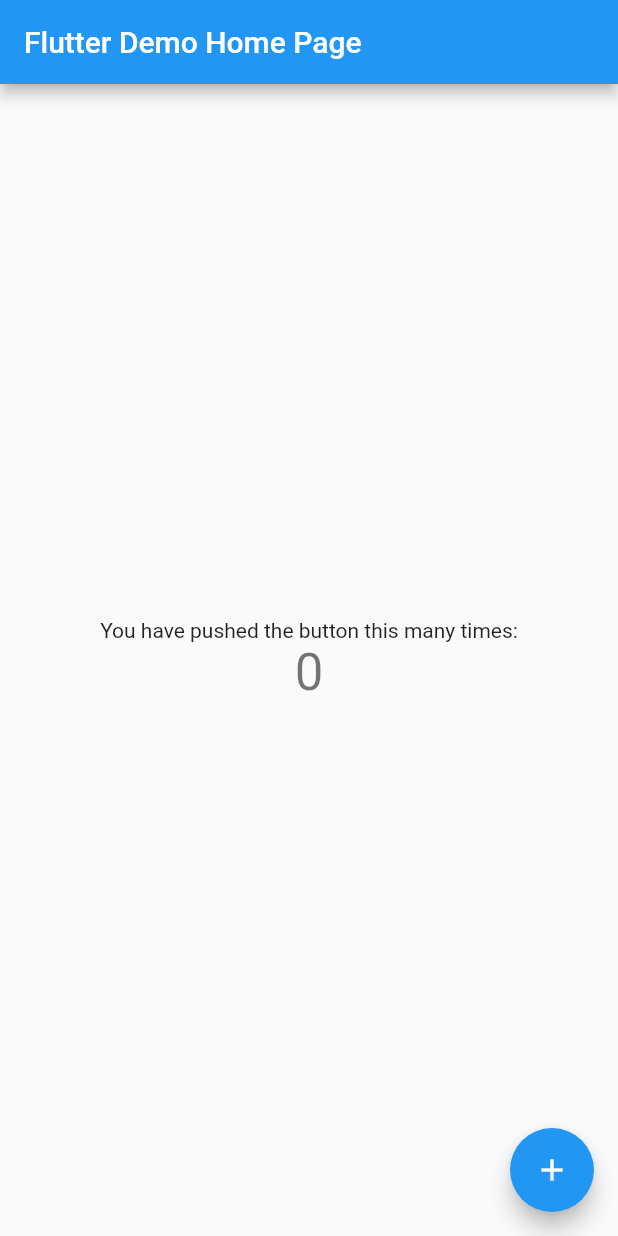
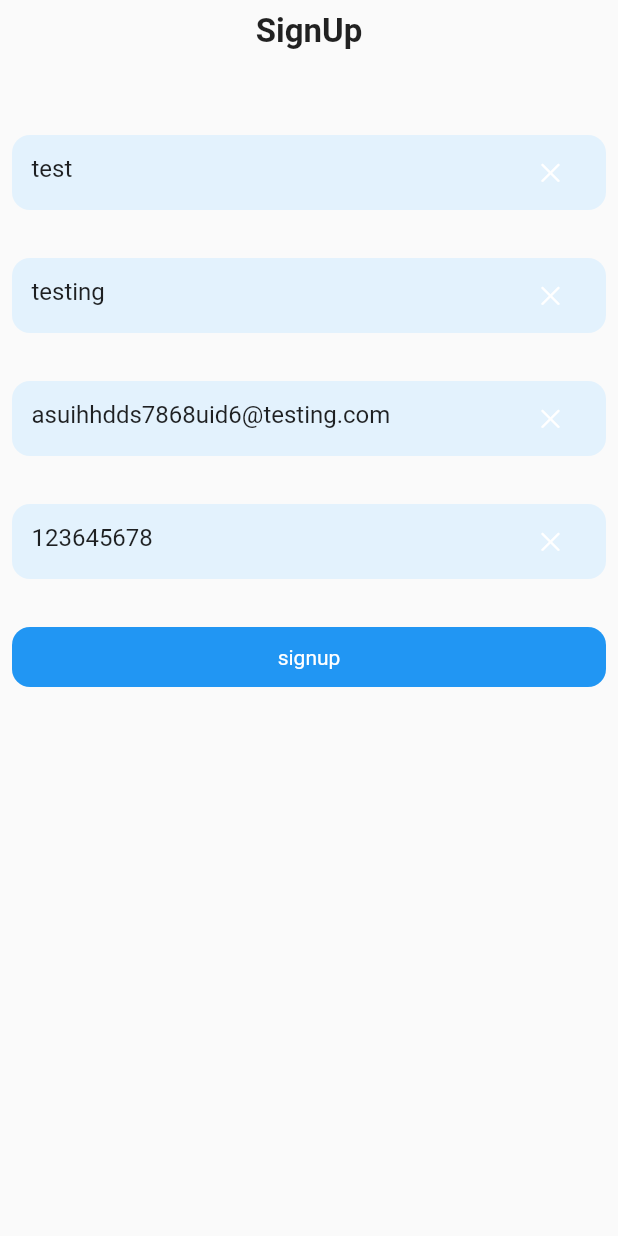
Before and after one commit to UsmanAfzal8/firebase_api, a Flutter app: the screen it shows after launch, on a phone screen of 412 x 824 dp. Run offline on Flutter 3.47's test engine with Material 2 defaults, Android fonts, the phone set to English and light mode, and no system bars; our stand-ins replace cloud_firestore; accounts and stored records are empty.

Commit message:
finally ho giya

```diff
--- a/lib/main.dart
+++ b/lib/main.dart
@@ -1,4 +1,6 @@
 import 'package:flutter/material.dart';
+
+import 'screen/auth_screen/signup_screen.dart';
 
 void main() {
   runApp(const MyApp());
@@ -11,6 +13,7 @@
   @override
   Widget build(BuildContext context) {
     return MaterialApp(
+      debugShowCheckedModeBanner: false,
       title: 'Flutter Demo',
       theme: ThemeData(
         // This is the theme of your application.
@@ -24,7 +27,7 @@
         // is not restarted.
         primarySwatch: Colors.blue,
       ),
-      home: const MyHomePage(title: 'Flutter Demo Home Page'),
+      home: SignupScreen(),
     );
   }
 }
--- /dev/null
+++ b/lib/model/app_user.dart
@@ -0,0 +1,63 @@
+// ignore_for_file: public_member_api_docs, sort_constructors_first
+import 'dart:convert';
+
+class AppUser {
+  String name;
+  String email;
+  String userName;
+  String uid;
+  AppUser({
+    required this.name,
+    required this.email,
+    required this.userName,
+    required this.uid,
+  });
+
+
+
+  Map<String, dynamic> toMap() {
+    return <String, dynamic>{
+      'name': name,
+      'email': email,
+      'userName': userName,
+      'uid': uid,
+    };
+  }
+
+  factory AppUser.fromMap(Map<String, dynamic> map) {
+    return AppUser(
+      name: map['name'] as String,
+      email: map['email'] as String,
+      userName: map['userName'] as String,
+      uid: map['uid'] as String,
+    );
+  }
+
+  String toJson() => json.encode(toMap());
+
+  factory AppUser.fromJson(String source) => AppUser.fromMap(json.decode(source) as Map<String, dynamic>);
+
+  @override
+  String toString() {
+    return 'AppUser(name: $name, email: $email, userName: $userName, uid: $uid)';
+  }
+
+  @override
+  bool operator ==(covariant AppUser other) {
+    if (identical(this, other)) return true;
+
+    return
+      other.name == name &&
+      other.email == email &&
+      other.userName == userName &&
+      other.uid == uid;
+  }
+
+  @override
+  int get hashCode {
+    return name.hashCode ^
+      email.hashCode ^
+      userName.hashCode ^
+      uid.hashCode;
+  }
+}
--- /dev/null
+++ b/lib/screen/auth_screen/signup_screen.dart
@@ -0,0 +1,85 @@
+import 'package:flutter/material.dart';
+import 'package:flutter_firebase_api/database/auth_api.dart';
+import 'package:flutter_firebase_api/model/app_user.dart';
+import 'package:flutter_firebase_api/widget/custom_elevtaed_button.dart';
+import 'package:flutter_firebase_api/widget/custom_text_form_field.dart';
+import 'package:cloud_firestore/cloud_firestore.dart';
+
+class SignupScreen extends StatelessWidget {
+  SignupScreen({super.key});
+  final TextEditingController _email =
+      TextEditingController(text: 'asuihhdds7868uid6@testing.com');
+  final TextEditingController _password =
+      TextEditingController(text: '123645678');
+  final TextEditingController _name = TextEditingController(text: 'test');
+  final TextEditingController _userName =
+      TextEditingController(text: 'testing');
+  @override
+  Widget build(BuildContext context) {
+    return Scaffold(
+      body: SafeArea(
+        child: Padding(
+          padding: const EdgeInsets.all(8.0),
+          child: SingleChildScrollView(
+            child: Column(
+              children: [
+                const Text(
+                  'SignUp',
+                  style: TextStyle(fontWeight: FontWeight.bold, fontSize: 22),
+                ),
+                const SizedBox(
+                  height: 50,
+                ),
+                CustomTextFormField(
+                  controller: _name,
+                  hint: 'Name',
+                ),
+                const SizedBox(
+                  height: 20,
+                ),
+                CustomTextFormField(
+                  controller: _userName,
+                  hint: 'User name',
+                ),
+                const SizedBox(
+                  height: 20,
+                ),
+                CustomTextFormField(
+                  controller: _email,
+                  hint: 'Email',
+                ),
+                const SizedBox(
+                  height: 20,
+                ),
+                CustomTextFormField(
+                  controller: _password,
+                  hint: 'Password',
+                ),
+                const SizedBox(
+                  height: 20,
+                ),
+                CustomElevatedButton(
+                  title: 'signup',
+                  onTap: () async {
+                    String token = await AuthApi()
+                        .registerUser(_email.text, _password.text);
+                    AppUser appUser = AppUser(
+                        name: _name.text,
+                        email: _email.text,
+                        userName: _userName.text,
+                        uid: AuthApi.uid);
+                    print('object');
+                    await AuthApi().newRegister(token);
+                    await AuthApi().regiter(appUser, token);
+                    print(token);
+                  },
+                  textStyle: TextStyle(color: Colors.white),
+                )
+              ],
+            ),
+          ),
+        ),
+      ),
+    );
+  }
+}
--- /dev/null
+++ b/lib/widget/custom_elevtaed_button.dart
@@ -0,0 +1,86 @@
+import 'package:flutter/material.dart';
+
+
+class CustomElevatedButton extends StatelessWidget {
+  const CustomElevatedButton({
+    required this.title,
+    required this.onTap,
+    this.prefixIcon,
+    this.applyGradient = true,
+    this.readOnly = false,
+    this.w,
+    this.margin,
+    this.padding,
+    this.bgColor,
+    this.borderRadius,
+    this.border,
+    this.textStyle,
+    Key? key,
+  }) : super(key: key);
+  final String title;
+  final Widget? prefixIcon;
+  final double? w;
+  final bool readOnly;
+  final bool applyGradient;
+  final VoidCallback onTap;
+  final EdgeInsetsGeometry? margin;
+  final EdgeInsetsGeometry? padding;
+  final Color? bgColor;
+  final BorderRadius? borderRadius;
+  final BoxBorder? border;
+  final TextStyle? textStyle;
+
+  @override
+  Widget build(BuildContext context) {
+    return Container(
+      width: w,
+      margin: margin ?? const EdgeInsets.symmetric(vertical: 6),
+      decoration: BoxDecoration(
+        color: readOnly
+            ? Colors.transparent
+            : bgColor ?? Theme.of(context).primaryColor,
+        borderRadius: borderRadius ?? BorderRadius.circular(12),
+        border: border,
+      ),
+      child: Material(
+        borderRadius: borderRadius ?? BorderRadius.circular(12),
+        color: Colors.transparent,
+        child: readOnly
+            ? Container(
+                padding: padding ?? const EdgeInsets.symmetric(vertical: 12),
+                alignment: Alignment.center,
+                child: Text(
+                  title,
+                  style: textStyle ??
+                      TextStyle(
+                        color: Theme.of(context).accentColor,
+                        fontSize: 18,
+                      ),
+                ),
+              )
+            : InkWell(
+                borderRadius: borderRadius ?? BorderRadius.circular(12),
+                onTap: onTap,
+                child: Container(
+                  padding: padding ?? const EdgeInsets.symmetric(vertical: 12),
+                  alignment: Alignment.center,
+                  child: Row(
+                    mainAxisAlignment: MainAxisAlignment.center,
+                    children: <Widget>[
+                      if (prefixIcon != null) prefixIcon!,
+                      Text(
+                        title,
+                        style: textStyle ??
+                           TextStyle(
+                              color: Theme.of(context).accentColor,
+                              fontSize: 18,
+                            ),
+                      ),
+                    ],
+                  ),
+                ),
+              ),
+      ),
+    );
+  }
+}
--- /dev/null
+++ b/lib/widget/custom_text_form_field.dart
@@ -0,0 +1,204 @@
+import 'package:flutter/cupertino.dart';
+import 'package:flutter/material.dart';
+
+
+class CustomTextFormField extends StatefulWidget {
+  const CustomTextFormField({
+    TextEditingController? controller,
+    this.keyboardType,
+    this.textInputAction,
+    this.onChanged,
+    this.validator,
+    this.initialValue,
+    this.hint = '',
+    this.color,
+    this.contentPadding,
+    this.minLines = 1,
+    this.maxLines = 1,
+    this.maxLength,
+    this.showSuffixIcon = true,
+    this.suffixIcon,
+    this.readOnly = false,
+    this.autoFocus = false,
+    this.textAlign = TextAlign.start,
+    this.style,
+    this.border,
+    this.starticon,
+    this.prefixICon,
+    this.Boardercolor,
+    this.hintColor,
+    this.isBorder,
+    this.startetWidget,
+    this.borderRadius,
+    this.startIconWithDivider = false,
+    Key? key,
+  })  : _controller = controller,
+        super(key: key);
+  final TextEditingController? _controller;
+  final TextInputType? keyboardType;
+  final TextInputAction? textInputAction;
+  final void Function(String)? onChanged;
+  final bool showSuffixIcon;
+  final Widget? suffixIcon;
+  final String? Function(String? value)? validator;
+  final EdgeInsetsGeometry? contentPadding;
+  final int? minLines;
+  final int? maxLines;
+  final int? maxLength;
+  final Color? color;
+  final Color? Boardercolor;
+  final String? initialValue;
+  final String? hint;
+  final bool readOnly;
+  final bool autoFocus;
+  final TextAlign textAlign;
+  final InputBorder? border;
+  final Icon? prefixICon;
+  final TextStyle? style;
+  final IconData? starticon;
+  final Color? hintColor;
+  final bool? isBorder;
+  final bool? startIconWithDivider;
+  final String? startetWidget;
+  final BorderRadiusGeometry? borderRadius;
+  @override
+  CustomTextFormFieldState createState() => CustomTextFormFieldState();
+}
+
+class CustomTextFormFieldState extends State<CustomTextFormField> {
+  void _onListen() => setState(() {});
+
+  @override
+  void initState() {
+    widget._controller!.addListener(_onListen);
+    super.initState();
+  }
+
+  @override
+  void dispose() {
+    widget._controller!.removeListener(_onListen);
+    super.dispose();
+  }
+
+  @override
+  Widget build(BuildContext context) {
+    return Container(
+      margin: const EdgeInsets.symmetric(vertical: 6),
+      padding:
+          widget.contentPadding ?? const EdgeInsets.symmetric(horizontal: 12),
+      decoration: BoxDecoration(
+        borderRadius:widget.borderRadius?? BorderRadius.circular(12),
+        color: widget.color ?? Theme.of(context).secondaryHeaderColor,
+        border: Border.all(color: widget.Boardercolor ?? Colors.transparent),
+      ),
+      child: TextFormField(
+        initialValue: widget.initialValue,
+        controller: widget._controller,
+        readOnly: widget.readOnly,
+        keyboardType: widget.keyboardType == TextInputType.number
+            ? const TextInputType.numberWithOptions(signed: true, decimal: true)
+            : widget.maxLines! > 1
+                ? TextInputType.multiline
+                : widget.keyboardType ?? TextInputType.text,
+        textInputAction: widget.maxLines! > 1
+            ? TextInputAction.newline
+            : widget.textInputAction ?? TextInputAction.next,
+        autofocus: widget.autoFocus,
+        textAlign: widget.textAlign,
+        onChanged: widget.onChanged,
+        minLines: widget.minLines,
+        maxLines: (widget._controller!.text.isEmpty) ? 1 : widget.maxLines,
+        maxLength: widget.maxLength,
+        style: widget.style,
+        validator:widget.validator==null?null: (String? value) => widget.validator!(value),
+        cursorColor: Theme.of(context).colorScheme.secondary,
+        decoration: InputDecoration(
+          fillColor: widget.color ??
+              Theme.of(context).textTheme.bodyText1!.color!.withOpacity(0.15),
+          hintText: widget.hint,
+          hintStyle: widget.hint!.length > 15
+              ? TextStyle(
+                  fontSize: 14, color: widget.hintColor ?? Colors.black)
+              : TextStyle(
+                  fontSize: 15, color: widget.hintColor ?? Colors.black),
+          suffixIcon: (widget.suffixIcon != null)
+              ? widget.suffixIcon
+              : (widget._controller!.text.isEmpty ||
+                      !widget.showSuffixIcon ||
+                      widget.showSuffixIcon == false)
+                  ? null
+                  : IconButton(
+                      splashRadius: 16,
+                      onPressed: () => setState(() {
+                        widget._controller!.clear();
+                      }),
+                      icon: const Icon(
+                        CupertinoIcons.clear,
+                        size: 18,
+                        color: Colors.white,
+                      ),
+                    ),
+          prefixIcon: widget.starticon == null
+              ? widget.startetWidget == null
+                  ? null
+                  : widget.startIconWithDivider == false
+                      ? SizedBox(
+                          height: 25,
+                          width: 25,
+                          child: Image.asset(widget.startetWidget!),
+                        )
+                      : SizedBox(
+                          width: 40,
+                          child: Row(
+                            children: <Widget>[
+                              SizedBox(
+                                height: 25,
+                                width: 25,
+                                child: Image.asset(widget.startetWidget!),
+                              ),
+                              const SizedBox(
+                                width: 5,
+                              ),
+                              Container(
+                                width: 1,
+                                height: 20,
+                                color: Colors.grey,
+                              ),
+                            ],
+                          ),
+                        )
+              : widget.startIconWithDivider == false
+                  ? Icon(
+                      widget.starticon,
+                      color: Colors.grey,
+                    )
+                  : SizedBox(
+                      width: 40,
+                      child: Row(
+                        children: <Widget>[
+                          Icon(
+                            widget.starticon,
+                            color: Colors.white,
+                          ),
+                          const SizedBox(
+                            width: 5,
+                          ),
+                          Container(
+                            width: 1,
+                            height: 30,
+                            color: Colors.white,
+                          ),
+                        ],
+                      ),
+                    ),
+          //       prefixIcon: Padding(
+          //   // padding: const EdgeInsets.only(top: 15), // add padding to adjust icon
+          //   child: Icon(widget.starticon),
+          // ),
+          focusColor: Theme.of(context).primaryColor,
+          border: widget.border ?? InputBorder.none,
+        ),
+      ),
+    );
+  }
+}
--- a/pubspec.yaml
+++ b/pubspec.yaml
@@ -35,6 +35,9 @@
   # The following adds the Cupertino Icons font to your application.
   # Use with the CupertinoIcons class for iOS style icons.
   cupertino_icons: ^1.0.2
+  http: ^0.13.6
+  cloud_firestore: ^4.5.3
+  flutter_dotenv: ^5.0.2
 
 dev_dependencies:
   flutter_test:
```
Also changed, not shown: lib/database/auth_api.dart (added, +100 -0 lines), lib/screen/auth_screen/login_screen.dart (added, +12 -0 lines), lib/model/model.dart (added), lib/screen/screen.dart (added), pubspec.lock, 2 other files.
